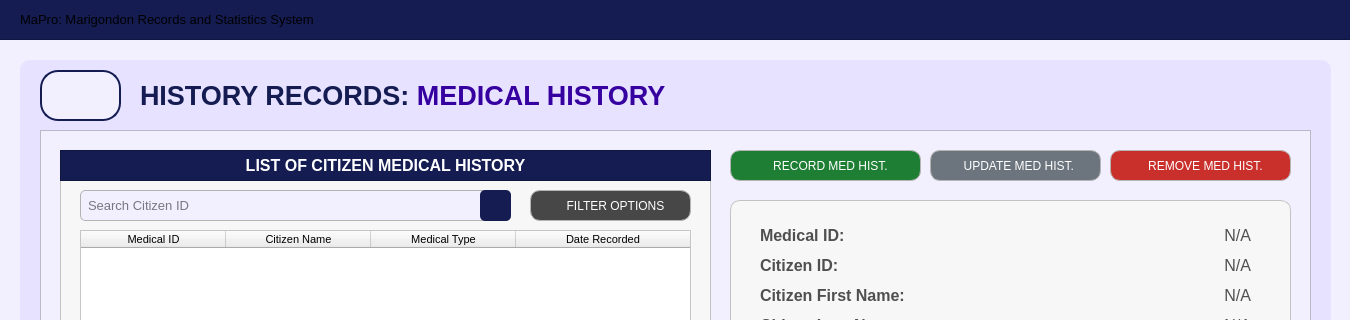
Qt form Resources/UIs/MainPages/HistoryRecordPages/medical_history.ui (Yohhannn/Barangay-Records-Statistics-System) before a commit; both pictures show x 0 to 1350 and y 0 to 320 of the 1350 by 850 pixel window.
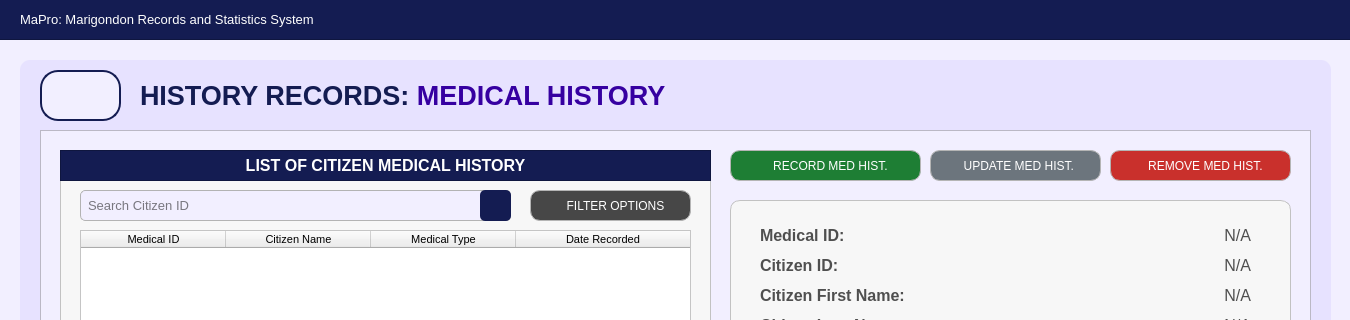
The same form after that commit. Icons and pictures are not drawn.

What changed in the file:
```diff
--- a/Resources/UIs/MainPages/HistoryRecordPages/medical_history.ui
+++ b/Resources/UIs/MainPages/HistoryRecordPages/medical_history.ui
@@ -70,7 +70,7 @@
     <property name="styleSheet">
      <string notr="true">#app_title {
 	background-color: transparent;
-	color: #white;
+	color: #FFFFFF;
 }
 </string>
     </property>
```
Left out of the diff: 24 changed lines with no effect on the pictures.
